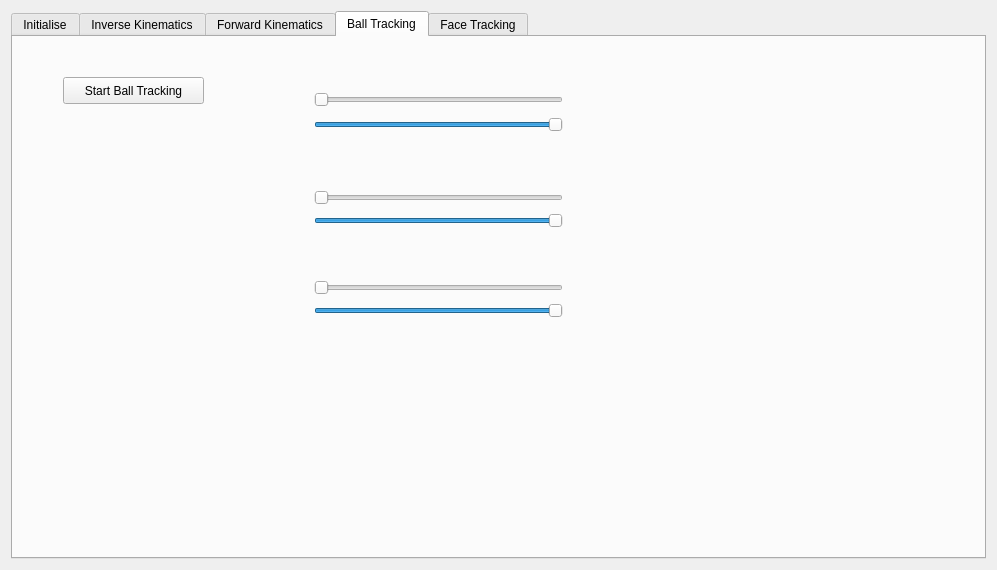
Qt form tools/arm_tests/arm_test_gui/ui/widget.ui (girvaw2/Maggie-version-3) before a commit.
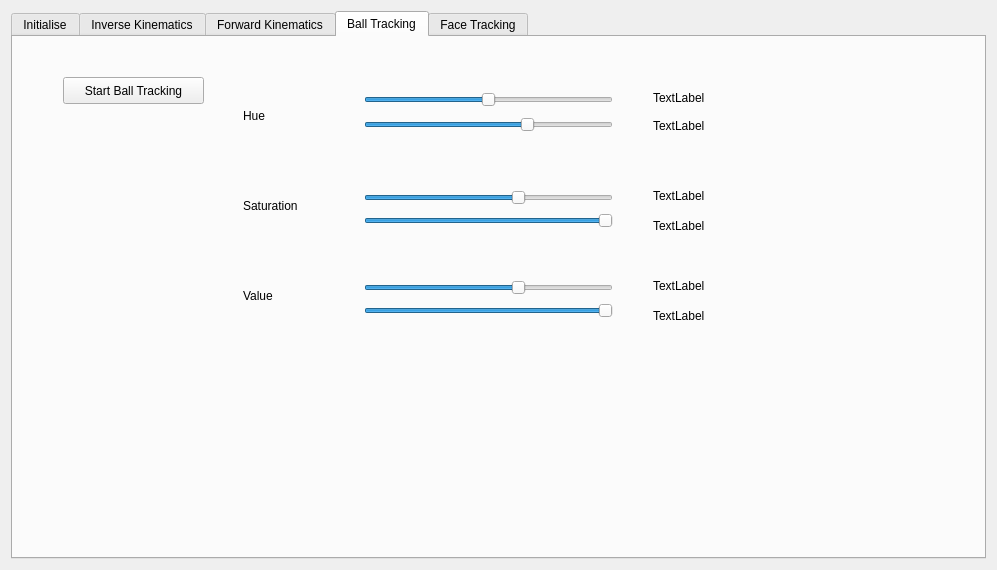
The same form after that commit.

```diff
--- a/tools/arm_tests/arm_test_gui/ui/widget.ui
+++ b/tools/arm_tests/arm_test_gui/ui/widget.ui
@@ -209,10 +209,10 @@
         <string>Start Ball Tracking</string>
        </property>
       </widget>
-      <widget class="QWidget" name="">
+      <widget class="QWidget" name="layoutWidget">
        <property name="geometry">
         <rect>
-         <x>290</x>
+         <x>340</x>
          <y>40</y>
          <width>271</width>
          <height>71</height>
@@ -222,7 +222,10 @@
         <item row="0" column="0">
          <widget class="QSlider" name="hueLowerSlider">
           <property name="maximum">
-           <number>255</number>
+           <number>60</number>
+          </property>
+          <property name="value">
+           <number>30</number>
           </property>
           <property name="orientation">
            <enum>Qt::Horizontal</enum>
@@ -232,10 +235,10 @@
         <item row="1" column="0">
          <widget class="QSlider" name="hueUpperSlider">
           <property name="maximum">
-           <number>255</number>
+           <number>60</number>
           </property>
           <property name="value">
-           <number>255</number>
+           <number>40</number>
           </property>
           <property name="orientation">
            <enum>Qt::Horizontal</enum>
@@ -244,10 +247,10 @@
         </item>
        </layout>
       </widget>
-      <widget class="QWidget" name="">
+      <widget class="QWidget" name="layoutWidget">
        <property name="geometry">
         <rect>
-         <x>290</x>
+         <x>340</x>
          <y>140</y>
          <width>271</width>
          <height>66</height>
@@ -259,6 +262,9 @@
           <property name="maximum">
            <number>255</number>
           </property>
+          <property name="value">
+           <number>160</number>
+          </property>
           <property name="orientation">
            <enum>Qt::Horizontal</enum>
           </property>
@@ -279,10 +285,10 @@
         </item>
        </layout>
       </widget>
-      <widget class="QWidget" name="">
+      <widget class="QWidget" name="layoutWidget">
        <property name="geometry">
         <rect>
-         <x>290</x>
+         <x>340</x>
          <y>230</y>
          <width>271</width>
          <height>66</height>
@@ -294,6 +300,9 @@
           <property name="maximum">
            <number>255</number>
           </property>
+          <property name="value">
+           <number>160</number>
+          </property>
           <property name="orientation">
            <enum>Qt::Horizontal</enum>
           </property>
@@ -314,6 +323,123 @@
         </item>
        </layout>
       </widget>
+      <widget class="QLabel" name="label_5">
+       <property name="geometry">
+        <rect>
+         <x>230</x>
+         <y>70</y>
+         <width>67</width>
+         <height>17</height>
+        </rect>
+       </property>
+       <property name="text">
+        <string>Hue</string>
+       </property>
+      </widget>
+      <widget class="QLabel" name="label_6">
+       <property name="geometry">
+        <rect>
+         <x>230</x>
+         <y>160</y>
+         <width>81</width>
+         <height>17</height>
+        </rect>
+       </property>
+       <property name="text">
+        <string>Saturation</string>
+       </property>
+      </widget>
+      <widget class="QLabel" name="label_7">
+       <property name="geometry">
+        <rect>
+         <x>230</x>
+         <y>250</y>
+         <width>67</width>
+         <height>17</height>
+        </rect>
+       </property>
+       <property name="text">
+        <string>Value</string>
+       </property>
+      </widget>
+      <widget class="QLabel" name="hueLowerLabel">
+       <property name="geometry">
+        <rect>
+         <x>640</x>
+         <y>50</y>
+         <width>67</width>
+         <height>21</height>
+        </rect>
+       </property>
+       <property name="text">
+        <string>TextLabel</string>
+       </property>
+      </widget>
+      <widget class="QLabel" name="hueUpperLabel">
+       <property name="geometry">
+        <rect>
+         <x>640</x>
+         <y>80</y>
+         <width>67</width>
+         <height>17</height>
+        </rect>
+       </property>
+       <property name="text">
+        <string>TextLabel</string>
+       </property>
+      </widget>
+      <widget class="QLabel" name="saturationLowerLabel">
+       <property name="geometry">
+        <rect>
+         <x>640</x>
+         <y>150</y>
+         <width>67</width>
+         <height>17</height>
+        </rect>
+       </property>
+       <property name="text">
+        <string>TextLabel</string>
+       </property>
+      </widget>
+      <widget class="QLabel" name="saturationUpperLabel">
+       <property name="geometry">
+        <rect>
+         <x>640</x>
+         <y>180</y>
+         <width>67</width>
+         <height>17</height>
+        </rect>
+       </property>
+       <property name="text">
+        <string>TextLabel</string>
+       </property>
+      </widget>
+      <widget class="QLabel" name="valueLowerLabel">
+       <property name="geometry">
+        <rect>
+         <x>640</x>
+         <y>240</y>
+         <width>67</width>
+         <height>17</height>
+        </rect>
+       </property>
+       <property name="text">
+        <string>TextLabel</string>
+       </property>
+      </widget>
+      <widget class="QLabel" name="valueUpperLabel">
+       <property name="geometry">
+        <rect>
+         <x>640</x>
+         <y>270</y>
+         <width>67</width>
+         <height>17</height>
+        </rect>
+       </property>
+       <property name="text">
+        <string>TextLabel</string>
+       </property>
+      </widget>
      </widget>
      <widget class="QWidget" name="headTrackingTab">
       <attribute name="title">
```
